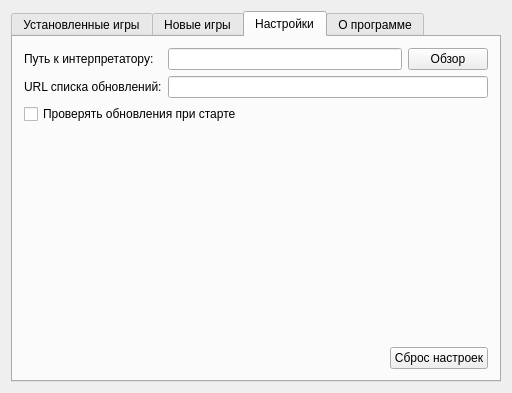
The window that mainwindow.ui (instead-hub/instead-launcher) describes before a commit, drawn with Qt 5.
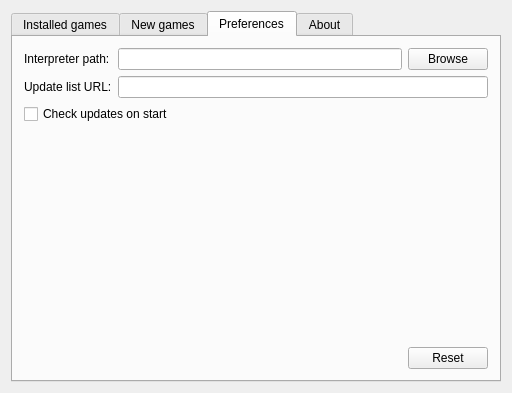
The same window after the commit. The open tabs and pages were chosen to show the change.

Commit message: terrible english

The edit to the form file:
```diff
--- a/mainwindow.ui
+++ b/mainwindow.ui
@@ -25,7 +25,7 @@
       </property>
       <widget class="QWidget" name="tabMain">
        <attribute name="title">
-        <string>Установленные игры</string>
+        <string>Installed games</string>
        </attribute>
        <layout class="QVBoxLayout" name="verticalLayout_3">
         <item>
@@ -73,7 +73,7 @@
       </widget>
       <widget class="QWidget" name="tabInstall_2">
        <attribute name="title">
-        <string>Новые игры</string>
+        <string>New games</string>
        </attribute>
        <layout class="QVBoxLayout" name="verticalLayout_5">
         <item>
@@ -128,7 +128,7 @@
       </widget>
       <widget class="QWidget" name="tabOptions">
        <attribute name="title">
-        <string>Настройки</string>
+        <string>Preferences</string>
        </attribute>
        <layout class="QVBoxLayout" name="verticalLayout_4">
         <item>
@@ -136,7 +136,7 @@
           <item row="0" column="0">
            <widget class="QLabel" name="label">
             <property name="text">
-             <string>Путь к интерпретатору:</string>
+             <string>Interpreter path:</string>
             </property>
            </widget>
           </item>
@@ -154,7 +154,7 @@
                </sizepolicy>
               </property>
               <property name="text">
-               <string>Обзор</string>
+               <string>Browse</string>
               </property>
              </widget>
             </item>
@@ -163,7 +163,7 @@
           <item row="1" column="0">
            <widget class="QLabel" name="label_2">
             <property name="text">
-             <string>URL списка обновлений:</string>
+             <string>Update list URL:</string>
             </property>
            </widget>
           </item>
@@ -179,7 +179,7 @@
         <item>
          <widget class="QCheckBox" name="autoRefreshCheckBox">
           <property name="text">
-           <string>Проверять обновления при старте</string>
+           <string>Check updates on start</string>
           </property>
          </widget>
         </item>
@@ -214,7 +214,7 @@
           <item>
            <widget class="QPushButton" name="resetPushButton">
             <property name="text">
-             <string>Сброс настроек</string>
+             <string>Reset</string>
             </property>
            </widget>
           </item>
@@ -224,7 +224,7 @@
       </widget>
       <widget class="QWidget" name="tabAbout">
        <attribute name="title">
-        <string>О программе</string>
+        <string>About</string>
        </attribute>
        <layout class="QVBoxLayout" name="verticalLayout_2">
         <item>
```
Left out of the diff: 21 changed lines with no effect on the pictures.
